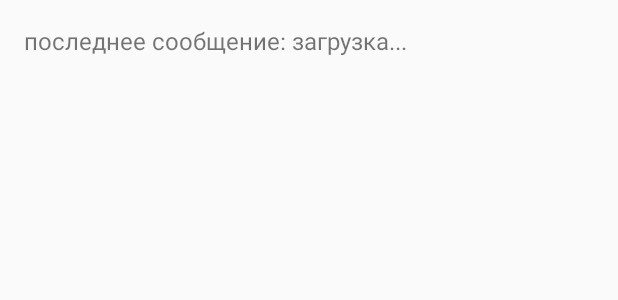
After one commit to nikitasasniy/Coder_Chat, an Android app built with Jetpack Compose: the layout widget_layout.xml on its own in the app's theme, with its tools: preview values and no code run, on a phone screen of 412 x 824 dp. The commit adds this screen. Shown: the top 300 px of the screen. Run offline under Robolectric (Android 15) with nearby library versions, the phone set to English and light mode, and no system bars.

Commit message:
виджет попытка

```diff
--- /dev/null
+++ b/app/src/main/res/layout/widget_layout.xml
@@ -0,0 +1,15 @@
+<?xml version="1.0" encoding="utf-8"?>
+<LinearLayout xmlns:android="http://schemas.android.com/apk/res/android"
+    android:layout_width="match_parent"
+    android:layout_height="match_parent"
+    android:orientation="vertical"
+    android:padding="16dp">
+
+    <TextView
+        android:id="@+id/widgetMessageTextView"
+        android:layout_width="match_parent"
+        android:layout_height="wrap_content"
+        android:text="@string/load"
+        android:textSize="16sp" />
+
+</LinearLayout>
--- a/app/src/main/res/values/strings.xml
+++ b/app/src/main/res/values/strings.xml
@@ -1,4 +1,6 @@
 <resources>
     <string name="app_name">lab_5</string>
     <string name="default_notification_channel_id" translatable="false">my_channel_id</string>
+    <string name="load">последнее сообщение: загрузка...</string>
+    <string name="app_widget_name">myappwidget</string>
 </resources>
```
Also changed, not shown: app/src/main/AndroidManifest.xml (+11 -0 lines), app/src/main/java/com/example/lab_5/appWidjet.kt (added, +46 -0 lines), app/src/main/res/xml/widget_info.xml (added, +9 -0 lines).
